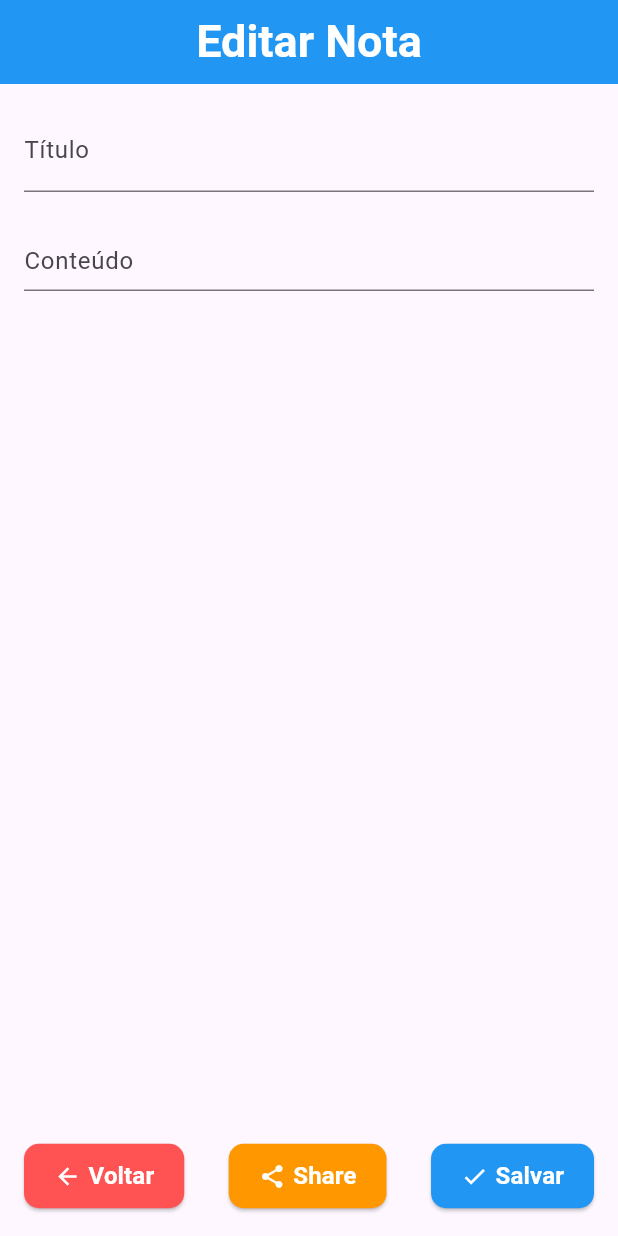
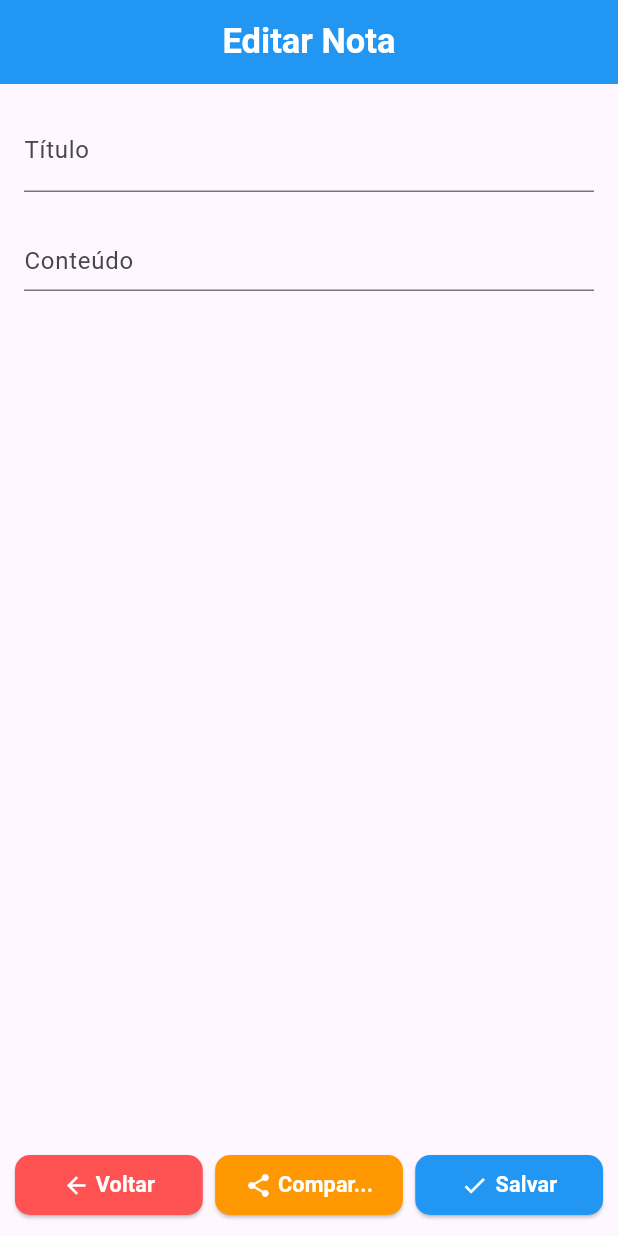
Before and after one commit to eduardonicioli/bloco_notas, a Flutter app: the EditNotePage screen opened directly with empty values, on a phone screen of 412 x 824 dp. Run offline on Flutter 3.47's test engine with Material 3 defaults, Android fonts, the light colour scheme and no system bars; our stand-ins replace bloc, flutter_bloc, pdf, share_plus.

Commit message:
update buttons

```diff
--- a/lib/pages/add_note_page.dart
+++ b/lib/pages/add_note_page.dart
@@ -60,7 +60,7 @@ class _AddNotePageState extends State<AddNotePage> {
                 ),
               ),
               Padding(
-                padding: const EdgeInsets.all(16.0),
+                padding: const EdgeInsets.all(10.0),
                 child: Row(
                   mainAxisAlignment: MainAxisAlignment.spaceBetween,
                   children: [
@@ -78,7 +78,7 @@ class _AddNotePageState extends State<AddNotePage> {
                       child: Row(
                         children: [
                           Icon(Icons.arrow_back, color: Colors.white),
-                          SizedBox(width: 5),
+                          SizedBox(width: 3),
                           Text(
                             'Voltar',
                             style: TextStyle(
--- a/lib/pages/edit_note_page.dart
+++ b/lib/pages/edit_note_page.dart
@@ -4,10 +4,11 @@ import '../bloc/notes_bloc.dart';
 import '../bloc/notes_event.dart';
 import '../models/note.dart';
 import 'package:bloco_notas/widgets.dart';
-// Importações necessárias
 import 'dart:io';
 import 'package:path_provider/path_provider.dart';
 import 'package:share_plus/share_plus.dart';
+import 'package:pdf/widgets.dart' as pw; // Importação da biblioteca PDF
+
 
 class EditNotePage extends StatelessWidget {
   final Note note;
@@ -17,26 +18,42 @@ class EditNotePage extends StatelessWidget {
   final TextEditingController titleController = TextEditingController();
   final TextEditingController contentController = TextEditingController();
 
-  // Função para compartilhar a nota como TXT
-  Future<void> shareNoteAsTxt(BuildContext context, String title, String content) async {
+  // Função para compartilhar a nota como PDF
+  Future<void> shareNoteAsPdf(BuildContext context, String title, String content) async {
     try {
-      // Diretório temporário
+      // Criar um documento PDF
+      final pdf = pw.Document();
+
+      // Adicionar uma página com o conteúdo da nota
+      pdf.addPage(
+        pw.Page(
+          build: (pw.Context context) => pw.Column(
+            crossAxisAlignment: pw.CrossAxisAlignment.start,
+            children: [
+              pw.Text(
+                title.isNotEmpty ? title : 'Sem título',
+                style: pw.TextStyle(fontSize: 24, fontWeight: pw.FontWeight.bold),
+              ),
+              pw.SizedBox(height: 16),
+              pw.Text(content.isNotEmpty ? content : 'Sem conteúdo'),
+            ],
+          ),
+        ),
+      );
+
+      // Obter o diretório temporário
       final directory = await getTemporaryDirectory();
-      final filePath = '${directory.path}/nota.txt';
+      final filePath = '${directory.path}/nota.pdf';
 
-      // Criar conteúdo
-      final fileContent = "Título: $title\n\nConteúdo:\n$content";
+      // Salvar o PDF no diretório
+      final file = File(filePath);
+      await file.writeAsBytes(await pdf.save());
 
-      // Criar o arquivo TXT
-      final file = File(filePath);
-      await file.writeAsString(fileContent);
-
-      // Compartilhar o arquivo
+      // Compartilhar o arquivo PDF
       await Share.shareXFiles(
         [XFile(filePath)], // Criação de um objeto XFile
         text: 'Compartilhando uma nota!',
       );
-
     } catch (e) {
       // Mostra uma mensagem de erro se algo der errado
       ScaffoldMessenger.of(context).showSnackBar(
@@ -100,30 +117,35 @@ class EditNotePage extends StatelessWidget {
 
           // Botões de Voltar, Compartilhar e Salvar
           Padding(
-            padding: const EdgeInsets.all(16.0),
+            padding: const EdgeInsets.all(10.0),
             child: Row(
               mainAxisAlignment: MainAxisAlignment.spaceBetween,
               children: [
                 // Botão Voltar
-                ElevatedButton(
+                Flexible(
+                  child: ElevatedButton(
                     onPressed: () {
                       Navigator.pop(context); // Volta para a página anterior
                     },
                     style: ElevatedButton.styleFrom(
                       backgroundColor: Colors.redAccent, // Cor de fundo
-                    padding: EdgeInsets.symmetric(horizontal: 20, vertical: 10),
+                      padding: EdgeInsets.symmetric(
+                        horizontal: MediaQuery.of(context).size.width * 0.02, // Ajustável
+                        vertical: MediaQuery.of(context).size.height * 0.01, // Ajustável
+                      ),
                       shape: RoundedRectangleBorder(
                         borderRadius: BorderRadius.circular(10), // Bordas arredondadas
                       ),
                     ),
                     child: Row(
+                      mainAxisAlignment: MainAxisAlignment.center,
                       children: [
                         Icon(Icons.arrow_back, color: Colors.white), // Ícone
-                      SizedBox(width: 5),
+                        SizedBox(width: 4),
                         Text(
                           'Voltar',
                           style: TextStyle(
-                          fontSize: 16,
+                            fontSize: MediaQuery.of(context).size.width * 0.035, // Ajustável
                             fontWeight: FontWeight.bold,
                             color: Colors.white,
                           ),
@@ -131,12 +153,15 @@ class EditNotePage extends StatelessWidget {
                       ],
                     ),
                   ),
+                ),
+
+                SizedBox(width: MediaQuery.of(context).size.width * 0.02), // Espaço entre botões
 
                 // Botão Compartilhar
-                ElevatedButton(
+                Flexible(
+                  child: ElevatedButton(
                     onPressed: () {
-                    // Chama a função para compartilhar a nota como TXT
-                    shareNoteAsTxt(
+                      shareNoteAsPdf(
                         context,
                         titleController.text.isEmpty ? "Sem título" : titleController.text,
                         contentController.text.isEmpty ? "Sem conteúdo" : contentController.text,
@@ -144,19 +169,23 @@ class EditNotePage extends StatelessWidget {
                     },
                     style: ElevatedButton.styleFrom(
                       backgroundColor: Colors.orange, // Cor de fundo
-                    padding: EdgeInsets.symmetric(horizontal: 20, vertical: 10),
+                      padding: EdgeInsets.symmetric(
+                        horizontal: MediaQuery.of(context).size.width * 0.02, // Ajustável
+                        vertical: MediaQuery.of(context).size.height * 0.01, // Ajustável
+                      ),
                       shape: RoundedRectangleBorder(
                         borderRadius: BorderRadius.circular(10), // Bordas arredondadas
                       ),
                     ),
                     child: Row(
+                      mainAxisAlignment: MainAxisAlignment.center,
                       children: [
                         Icon(Icons.share, color: Colors.white), // Ícone
-                      SizedBox(width: 5),
+                        SizedBox(width: 4),
                         Text(
-                        'Share',
+                          'Compar...',
                           style: TextStyle(
-                          fontSize: 16,
+                            fontSize: MediaQuery.of(context).size.width * 0.035, // Ajustável
                             fontWeight: FontWeight.bold,
                             color: Colors.white,
                           ),
@@ -164,14 +193,15 @@ class EditNotePage extends StatelessWidget {
                       ],
                     ),
                   ),
+                ),
+
+                SizedBox(width: MediaQuery.of(context).size.width * 0.02), // Espaço entre botões
 
                 // Botão Salvar
-                ElevatedButton(
+                Flexible(
+                  child: ElevatedButton(
                     onPressed: () {
-                    // Valida os campos antes de salvar
-                    if (titleController.text.isEmpty ||
-                        contentController.text.isEmpty) {
-                      // Exibe um snackbar se algum campo estiver vazio
+                      if (titleController.text.isEmpty || contentController.text.isEmpty) {
                         ScaffoldMessenger.of(context).showSnackBar(
                           SnackBar(
                             content: Text('Preencha todos os campos!'),
@@ -181,18 +211,14 @@ class EditNotePage extends StatelessWidget {
                         return;
                       }
 
-                    // Atualiza a nota com os novos valores
                       final updatedNote = Note(
-                      id: note.id, // Mantém o ID original
+                        id: note.id,
                         title: titleController.text,
                         content: contentController.text,
                       );
 
-                    // Dispara o evento EditNoteEvent
-                    BlocProvider.of<NotesBloc>(context)
-                        .add(EditNoteEvent(updatedNote));
+                      BlocProvider.of<NotesBloc>(context).add(EditNoteEvent(updatedNote));
 
-                    // Exibe um snackbar de sucesso
                       ScaffoldMessenger.of(context).showSnackBar(
                         SnackBar(
                           content: Text('Nota editada com sucesso!'),
@@ -201,24 +227,27 @@ class EditNotePage extends StatelessWidget {
                         ),
                       );
 
-                    // Volta para a página anterior
                       Navigator.pop(context);
                     },
                     style: ElevatedButton.styleFrom(
                       backgroundColor: Colors.blue, // Cor de fundo
-                    padding: EdgeInsets.symmetric(horizontal: 20, vertical: 10),
+                      padding: EdgeInsets.symmetric(
+                        horizontal: MediaQuery.of(context).size.width * 0.02, // Ajustável
+                        vertical: MediaQuery.of(context).size.height * 0.01, // Ajustável
+                      ),
                       shape: RoundedRectangleBorder(
                         borderRadius: BorderRadius.circular(10), // Bordas arredondadas
                       ),
                     ),
                     child: Row(
+                      mainAxisAlignment: MainAxisAlignment.center,
                       children: [
                         Icon(Icons.check, color: Colors.white), // Ícone
                         SizedBox(width: 5),
                         Text(
                           'Salvar',
                           style: TextStyle(
-                          fontSize: 16,
+                            fontSize: MediaQuery.of(context).size.width * 0.035, // Ajustável
                             fontWeight: FontWeight.bold,
                             color: Colors.white,
                           ),
@@ -226,9 +255,10 @@ class EditNotePage extends StatelessWidget {
                       ],
                     ),
                   ),
+                ),
               ],
             ),
-          ),
+          )
         ],
       ),
     );
--- a/lib/widgets.dart
+++ b/lib/widgets.dart
@@ -22,7 +22,7 @@ AppBar customAppBar({
         title,
         style: TextStyle(
           fontFamily: 'Roboto',
-          fontSize: 30,
+          fontSize: 23,
           fontWeight: FontWeight.bold,
           color: Colors.white,
         ),
--- a/pubspec.yaml
+++ b/pubspec.yaml
@@ -42,6 +42,7 @@ dependencies:
   json_annotation: ^4.9.0
   async: ^2.11.0
   share_plus: ^10.1.2
+  pdf: ^3.11.1
 
 
 
```
Also changed, not shown: lib/bloc/noates_share.dart (deleted, +0 -27 lines), lib/bloc/notes_share.dart (added, +53 -0 lines), pubspec.lock. Lines whose indentation alone changed are shown as unchanged.
